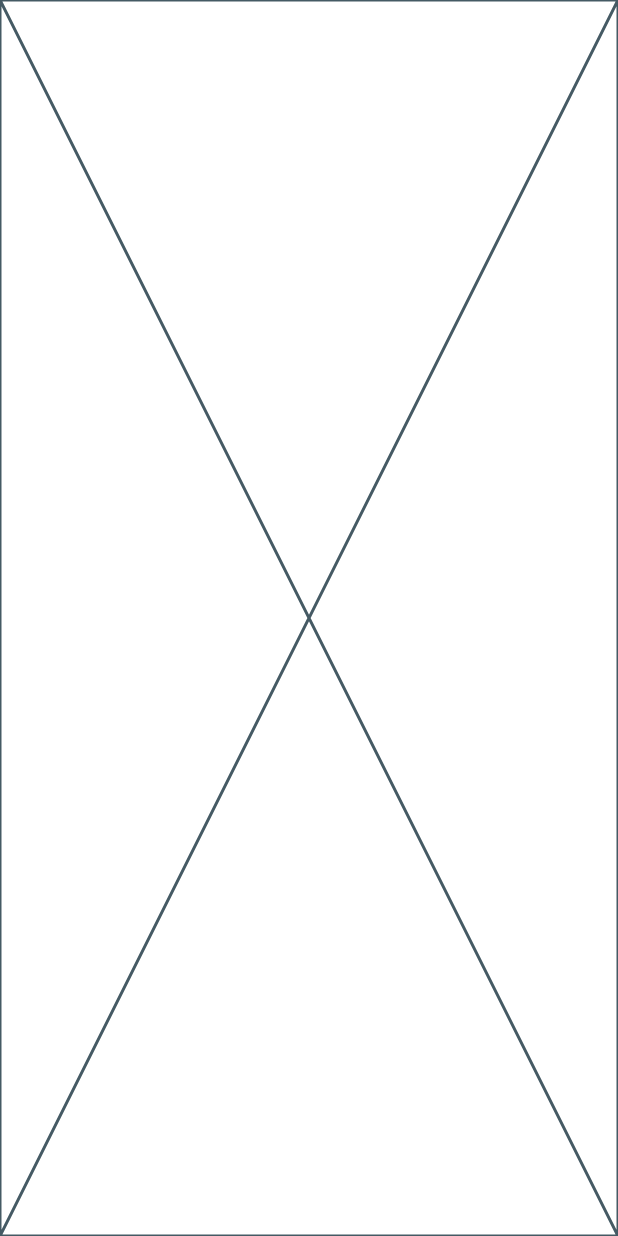
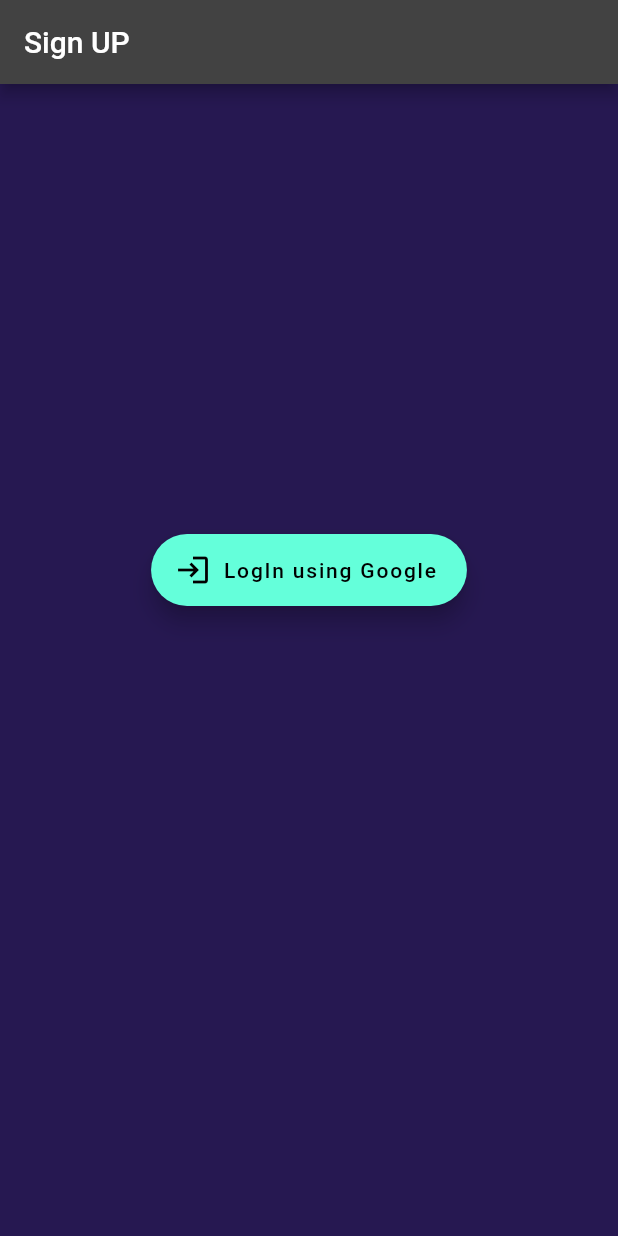
Before and after one commit to BEAST-PRINCE/CSOC_Hackathon, a Flutter app: the screen it shows after launch, on a phone screen of 412 x 824 dp. Run offline on Flutter 3.47's test engine with Material 2 defaults, Android fonts, the phone set to English and light mode, and no system bars; our stand-ins replace firebase_auth, firebase_core, flutter_native_splash, google_sign_in; missing offline and left inert: dart:ffi; accounts and stored records are empty.

Commit message:
splash and login screen

```diff
--- a/lib/screens/homepage.dart
+++ b/lib/screens/homepage.dart
@@ -1,10 +1,13 @@
 import 'package:flutter/material.dart';
+import 'package:planet/screens/lognScreen.dart';
 
 class HomePage extends StatelessWidget {
   const HomePage({super.key});
 
   @override
   Widget build(BuildContext context) {
-    return const Placeholder();
+    return const Scaffold(
+      body: LoginScreen(),
+    );
   }
 }
--- /dev/null
+++ b/lib/screens/lognScreen.dart
@@ -0,0 +1,50 @@
+import 'dart:ffi';
+
+import 'package:firebase_auth/firebase_auth.dart';
+import 'package:flutter/cupertino.dart';
+import 'package:flutter/material.dart';
+import 'package:planet/authentication/signin.dart';
+
+class LoginScreen extends StatelessWidget {
+  const LoginScreen({super.key});
+
+  Future signin() async {
+    var signInStatus = await signInWithGoogle();
+    if (signInStatus == FirebaseAuthException) {
+      print("Logged IN");
+      // Navigator.pushNamedAndRemoveUntil(BuildContext, "newRouteName", (route) => false);
+    } else {
+      print(signInStatus);
+      print("Else");
+      // Navigator.pushNamedAndRemoveUntil(context, "newRouteName", (route) => false);
+    }
+  }
+
+  @override
+  Widget build(BuildContext context) {
+    return Scaffold(
+      appBar: AppBar(
+        title: Text("Sign UP"),
+      ),
+      backgroundColor: const Color.fromRGBO(38, 24, 81, 1),
+      body: Container(
+        width: double.maxFinite,
+        height: double.maxFinite,
+        child: Center(
+        child: Column(
+          crossAxisAlignment: CrossAxisAlignment.center,
+          children: [SizedBox(height: 300,),
+            FloatingActionButton.extended(
+              label: const Text("LogIn using Google"),
+              icon: const Icon(Icons.login_outlined) ,//Icon(CupertinoIcons.lock),
+              onPressed: () {
+                signin();
+              },
+            ),
+          ],
+        ),
+      ),
+      ),
+    );
+  }
+}
```
Also changed, not shown: lib/authentication/signin.dart (added, +26 -0 lines), lib/main.dart (+20 -1 lines), pubspec.yaml (+15 -28 lines), assets/splashImages/earth.png (added), pubspec.lock, 29 other files.
